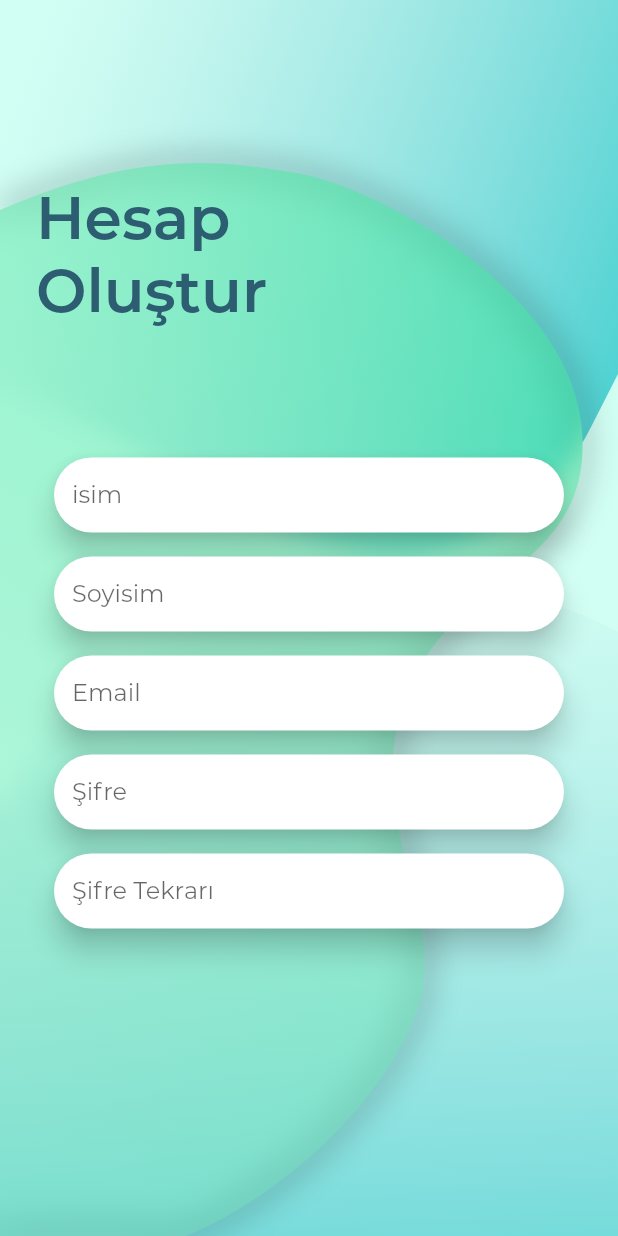
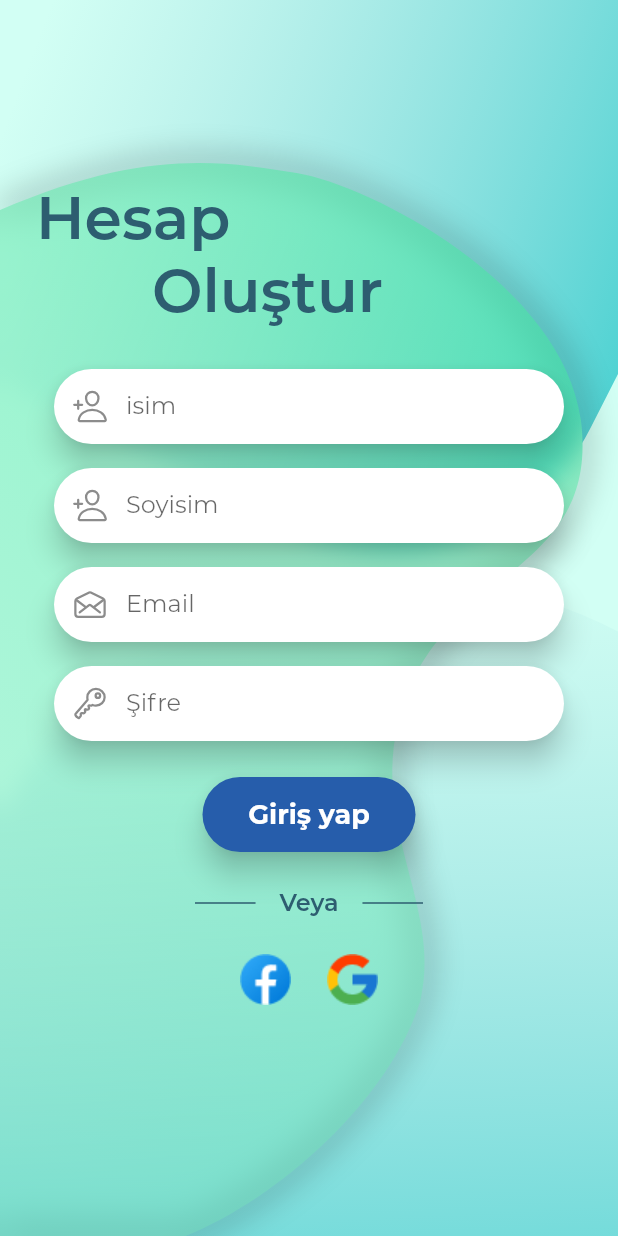
Before and after one commit to Umuterdem/Mobile-APP, a Flutter app: the screen it shows after launch, on a phone screen of 412 x 824 dp. Run offline on Flutter 3.47's test engine with Material 2 defaults, Android fonts, the phone set to English and light mode, and no system bars; our stand-ins replace ionicons.

Commit message:
update login_content.dart

```diff
--- a/lib/screens/login_screen/components/center_widget/login_content.dart
+++ b/lib/screens/login_screen/components/center_widget/login_content.dart
@@ -1,11 +1,13 @@
 import 'package:app1/screens/login_screen/components/center_widget/top_text.dart';
+import 'package:app1/utils/constants.dart';
 import 'package:flutter/material.dart';
+import 'package:ionicons/ionicons.dart';
 
 enum Screens { welcomeBack, createAccount }
 
 class Logincontent extends StatelessWidget {
   const Logincontent({super.key});
-  Widget inputField(String hint) {
+  Widget inputField(String hint, IconData iconData) {
     return Padding(
         padding: const EdgeInsets.symmetric(horizontal: 36, vertical: 8),
         child: SizedBox(
@@ -23,10 +25,71 @@ class Logincontent extends StatelessWidget {
                     borderSide: BorderSide.none),
                 filled: true,
                 fillColor: Colors.white,
-                hintText: hint),
+                hintText: hint,
+                prefixIcon: Icon(iconData),
               ),
             ),
           ),
+        ));
+  }
+
+  Widget loginButton(String title) {
+    return Padding(
+      padding: const EdgeInsets.symmetric(horizontal: 135, vertical: 16),
+      child: ElevatedButton(
+        style: ElevatedButton.styleFrom(
+            padding: const EdgeInsets.symmetric(vertical: 14),
+            shape: const StadiumBorder(),
+            primary: kSecondaryColor,
+            elevation: 8,
+            shadowColor: Colors.black87),
+        onPressed: () {},
+        child: Text(title,
+            style: const TextStyle(fontSize: 18, fontWeight: FontWeight.bold)),
+      ),
+    );
+  }
+
+  Widget orDivider() {
+    return Padding(
+      padding: const EdgeInsets.symmetric(horizontal: 130, vertical: 8),
+      child: Row(
+        children: [
+          Flexible(
+            child: Container(
+              height: 1,
+              color: kPrimayColor,
+            ),
+          ),
+          const Padding(
+            padding: EdgeInsets.symmetric(horizontal: 16),
+            child: Text(
+              'Veya',
+              style: TextStyle(
+                fontSize: 16,
+                fontWeight: FontWeight.w600,
+              ),
+            ),
+          ),
+          Flexible(
+            child: Container(
+              height: 1,
+              color: kPrimayColor,
+            ),
+          ),
+        ],
+      ),
+    );
+  }
+
+  Widget Logos() {
+    return Padding(
+      padding: const EdgeInsets.symmetric(vertical: 16),
+      child: Row(mainAxisAlignment: MainAxisAlignment.center, children: [
+        Image.asset("assets/images/facebook.png"),
+        SizedBox(width: 24),
+        Image.asset("assets/images/google.png")
+      ]),
     );
   }
 
@@ -45,11 +108,13 @@ class Logincontent extends StatelessWidget {
                 mainAxisAlignment: MainAxisAlignment.center,
                 crossAxisAlignment: CrossAxisAlignment.stretch,
                 children: [
-                  inputField("isim"),
-                  inputField("Soyisim"),
-                  inputField("Email"),
-                  inputField("Şifre"),
-                  inputField("Şifre Tekrarı")
+                  inputField("isim", Ionicons.person_add_outline),
+                  inputField("Soyisim", Ionicons.person_add_outline),
+                  inputField("Email", Ionicons.mail_open_outline),
+                  inputField("Şifre", Ionicons.key_outline),
+                  loginButton("Giriş yap"),
+                  orDivider(),
+                  Logos()
                 ],
               )
             ],
--- a/lib/screens/login_screen/components/center_widget/top_text.dart
+++ b/lib/screens/login_screen/components/center_widget/top_text.dart
@@ -14,7 +14,7 @@ class _ToptextState extends State<Toptext> {
   Widget build(BuildContext context) {
     return Text(
       widget.screen == Screens.createAccount
-          ? "Hesap\nOluştur"
+          ? "Hesap\n       Oluştur"
           : "Tekrar\rHoşgeldiniz",
       style: const TextStyle(fontSize: 40, fontWeight: FontWeight.w600),
     );
```
Lines whose indentation alone changed are shown as unchanged.
